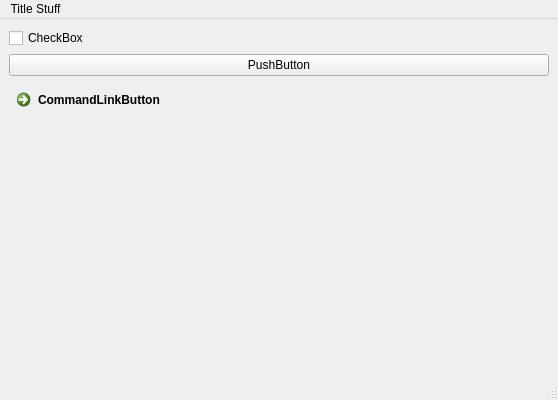
Above: mainwindow.ui from katehaledev/graveyard before the change. Below: the same form after it.
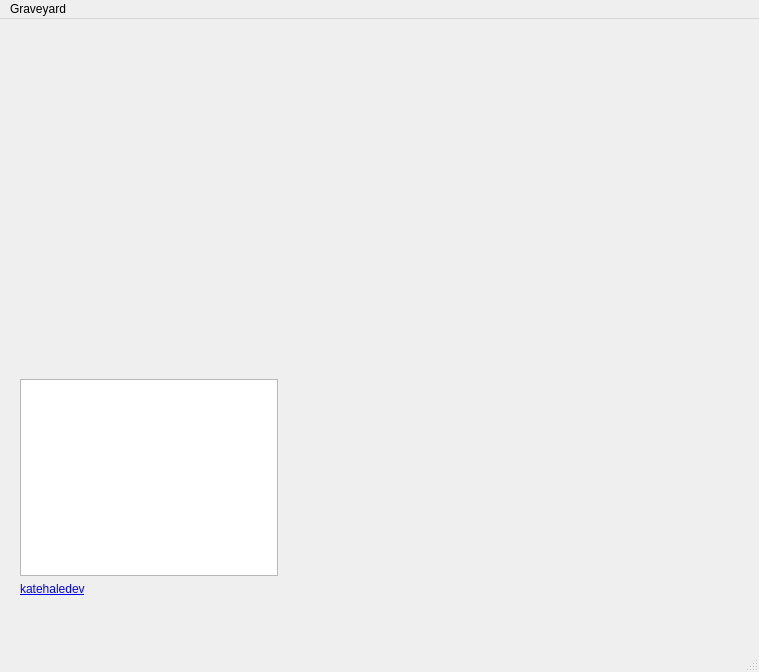
That is the form after the change.

Commit message: added external link to git

```diff
--- a/mainwindow.ui
+++ b/mainwindow.ui
@@ -6,54 +6,52 @@
    <rect>
     <x>0</x>
     <y>0</y>
-    <width>558</width>
-    <height>400</height>
+    <width>759</width>
+    <height>672</height>
    </rect>
   </property>
   <property name="windowTitle">
    <string>MainWindow</string>
   </property>
   <widget class="QWidget" name="centralwidget">
-   <layout class="QGridLayout" name="gridLayout">
-    <item row="0" column="0">
+   <widget class="QWidget" name="">
+    <property name="geometry">
+     <rect>
+      <x>20</x>
+      <y>360</y>
+      <width>258</width>
+      <height>217</height>
+     </rect>
+    </property>
      <layout class="QVBoxLayout" name="verticalLayout">
       <item>
-       <widget class="QCheckBox" name="checkBox">
-        <property name="text">
-         <string>CheckBox</string>
-        </property>
-       </widget>
+      <widget class="QGraphicsView" name="graphicsView_git_logo"/>
       </item>
       <item>
-       <widget class="QPushButton" name="pushButton">
+      <widget class="QLabel" name="label_git">
         <property name="text">
-         <string>PushButton</string>
-        </property>
-       </widget>
-      </item>
-      <item>
-       <widget class="QCommandLinkButton" name="commandLinkButton">
-        <property name="text">
-         <string>CommandLinkButton</string>
+        <string>&lt;html&gt;&lt;head/&gt;&lt;body&gt;&lt;p&gt;&lt;a href=&quot;https://github.com/katehaledev/graveyard&quot;&gt;&lt;span style=&quot; text-decoration: underline; color:#0000ff;&quot;&gt;katehaledev&lt;/span&gt;&lt;/a&gt;&lt;/p&gt;&lt;/body&gt;&lt;/html&gt;</string>
+       </property>
+       <property name="openExternalLinks">
+        <bool>true</bool>
         </property>
        </widget>
       </item>
      </layout>
-    </item>
-   </layout>
+   </widget>
   </widget>
   <widget class="QMenuBar" name="menubar">
    <property name="geometry">
     <rect>
      <x>0</x>
      <y>0</y>
-     <width>558</width>
+     <width>759</width>
      <height>22</height>
     </rect>
    </property>
    <widget class="QMenu" name="menuTitle_Stuff">
     <property name="title">
-     <string>Title Stuff</string>
+     <string>Graveyard</string>
     </property>
    </widget>
    <addaction name="menuTitle_Stuff"/>
```
Left out of the diff: 3 changed lines with no effect on the pictures. Lines whose indentation alone changed are shown as unchanged. The commit also changes 3 other files.
